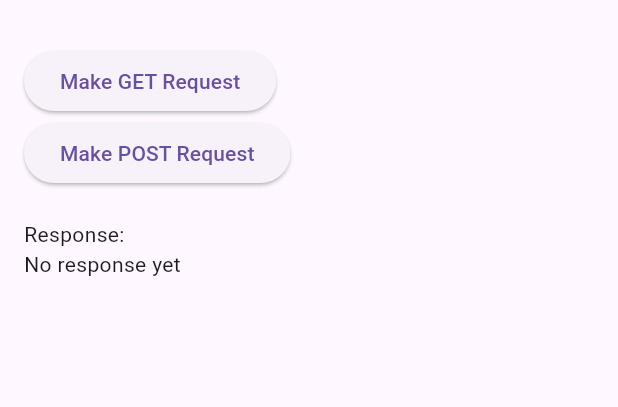
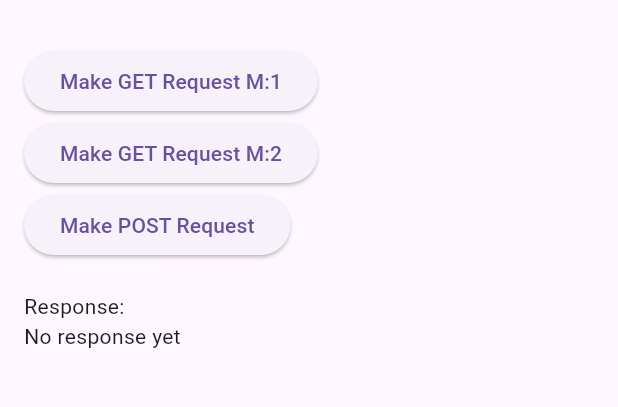
Before and after one commit to coffyee/http_logger, a Flutter app: the screen it shows after launch, after a tap on "Make POST Request", on a phone screen of 412 x 824 dp, the part 63-470 px from its top. Run offline on Flutter 3.47's test engine with Material 3 defaults, Android fonts, the phone set to English and light mode, and no system bars; our stand-ins replace shared_preferences, shelf, shelf_web_socket; network calls fail.

Commit message:
update main.dart and flutter_http_logger.dart

```diff
--- a/example/lib/main.dart
+++ b/example/lib/main.dart
@@ -45,20 +45,50 @@ class _HttpLoggerExampleState extends State<HttpLoggerExample> {
     // Capture start time
     final startTime = DateTime.now();
 
+    // Log the GET request and response before getting response
+    HttpLog.sendLog(
+      id: startTime.millisecondsSinceEpoch,
+      method: "GET",
+      url: url,
+      header: headers,
+    );
+
     // Make the HTTP GET request
     var response = await http.get(Uri.parse(url), headers: headers);
+
+    await Future.delayed(Duration(seconds: 5));
 
     // Capture end time
     final endTime = DateTime.now();
 
-    // Log the GET request and response
+    // Log the GET request and response after getting response from api
     HttpLog.sendLog(
+      id: startTime.millisecondsSinceEpoch,
       method: "GET",
       url: url,
       header: headers,
       statusCode: response.statusCode,
       duration: endTime.difference(startTime).inMilliseconds,
       response: response.body,
+    );
+
+    setState(() {
+      _response = response.body;
+    });
+  }
+
+  // Function to make a simple GET request : Method 2
+  Future<void> _makeGetRequest2() async {
+    var url = 'https://jsonplaceholder.typicode.com/posts/1';
+    var headers = {"Content-Type": "application/json"};
+
+    final response = await HttpLog.run<http.Response>(
+      method: "GET",
+      url: url,
+      header: headers,
+      function: () => http.get(Uri.parse(url), headers: headers),
+      statusCode: (r) => r.statusCode,
+      resBody: (r) => r.body,
     );
 
     setState(() {
@@ -75,6 +105,15 @@ class _HttpLoggerExampleState extends State<HttpLoggerExample> {
     // Capture start time
     final startTime = DateTime.now();
 
+    // Log the POST request and response before getting response
+    HttpLog.sendLog(
+      id: startTime.millisecondsSinceEpoch,
+      method: "POST",
+      url: url,
+      header: headers,
+      request: requestBody,
+    );
+
     // Make the HTTP POST request
     var response = await http.post(
       Uri.parse(url),
@@ -85,8 +124,9 @@ class _HttpLoggerExampleState extends State<HttpLoggerExample> {
     // Capture end time
     final endTime = DateTime.now();
 
-    // Log the POST request and response
+    // Log the POST request and response after getting response from api
     HttpLog.sendLog(
+      id: startTime.millisecondsSinceEpoch,
       method: "POST",
       url: url,
       header: headers,
@@ -117,8 +157,14 @@ class _HttpLoggerExampleState extends State<HttpLoggerExample> {
           children: <Widget>[
             ElevatedButton(
               onPressed: _makeGetRequest,
-              child: const Text('Make GET Request'),
+              child: const Text('Make GET Request M:1'),
             ),
+
+            ElevatedButton(
+              onPressed: _makeGetRequest2,
+              child: const Text('Make GET Request M:2'),
+            ),
+
             ElevatedButton(
               onPressed: _makePostRequest,
               child: const Text('Make POST Request'),
--- a/lib/src/flutter_http_logger.dart
+++ b/lib/src/flutter_http_logger.dart
@@ -38,12 +38,14 @@ class HttpLog {
   static Future<String?> _myIp() async {
     try {
       final interfaces = await NetworkInterface.list(
-          type: InternetAddressType.IPv4, includeLinkLocal: true);
+        type: InternetAddressType.IPv4,
+        includeLinkLocal: true,
+      );
       // Filter for common local network IPs (e.g., 192.168.*, 10.*, 172.*)
       final localIps = interfaces
           .expand((e) => e.addresses)
           .where(
-              (a) => a.address.startsWith('192.') || a.address.startsWith('10.')
+            (a) => a.address.startsWith('192.') || a.address.startsWith('10.'),
             // || a.address.startsWith('172.')
           )
           .map((a) => a.address)
@@ -52,7 +54,8 @@ class HttpLog {
       if (localIps.isNotEmpty) {
         if (localIps.any(((e) => e.startsWith('192.')))) {
           return localIps.firstWhere(
-              ((e) => e.startsWith('192.'))); // Return the first valid local IP
+            ((e) => e.startsWith('192.')),
+          ); // Return the first valid local IP
         } else {
           return localIps.first;
         }
@@ -70,8 +73,11 @@ class HttpLog {
   ///
   /// The [context] parameter is required to show a dialog with the local server URL.
   /// If [isSandbox] is set to `true`, the server will run in sandbox mode.
-  static void startServer(BuildContext context,
-      {final bool isSandbox = true, final String? cusIPForEmu}) async {
+  static void startServer(
+    BuildContext context, {
+    final bool isSandbox = true,
+    final String? cusIPForEmu,
+  }) async {
     _disableLogs = !isSandbox;
 
     if (_disableLogs) return;
@@ -89,16 +95,19 @@ class HttpLog {
       final isRealDevice = _isRealDevice;
 
       if (isRealDevice) {
-        final handler = Cascade()
-            .add(_serveLogs)
-            .add(webSocketHandler((WebSocketChannel webSocket, _) {
+        final handler = Cascade().add(_serveLogs).add(
+          webSocketHandler((WebSocketChannel webSocket, _) {
             _syncController.stream.listen((data) {
               webSocket.sink.add(data);
             });
-        })).handler;
+          }),
+        ).handler;
 
-        final _server =
-            await serve(handler, ipAddress ?? InternetAddress.anyIPv4, 9090);
+        final _server = await serve(
+          handler,
+          ipAddress ?? InternetAddress.anyIPv4,
+          9090,
+        );
 
         // log('HTTP Logger server running on http://${server.address.address}:${server.port}');
         urlCltr.text = "http://${_server.address.address}:${_server.port}/logs";
@@ -120,7 +129,8 @@ class HttpLog {
         context: context,
         builder: (BuildContext context) {
           return IpDialog(urlCltr: urlCltr, isRealDevice: isRealDevice);
-          }).then((_) {
+        },
+      ).then((_) {
         _setEmuDevice(urlCltr, isRealDevice, context);
       });
     } catch (e) {
@@ -132,7 +142,10 @@ class HttpLog {
   // static bool _isEmuConnected = false;
 
   static void _setEmuDevice(
-      TextEditingController urlCltr, bool isRealDevice, BuildContext context) {
+    TextEditingController urlCltr,
+    bool isRealDevice,
+    BuildContext context,
+  ) {
     if (!isRealDevice) {
       try {
         if (!urlCltr.text.trim().endsWith('.')) {
@@ -142,10 +155,12 @@ class HttpLog {
           // _isEmuConnected = true;
         }
       } on SocketException catch (e) {
-        ScaffoldMessenger.of(context).showSnackBar(SnackBar(
+        ScaffoldMessenger.of(context).showSnackBar(
+          SnackBar(
             content: Text('Error: ${e.message}'),
             duration: const Duration(seconds: 3),
-        ));
+          ),
+        );
         _channel = null;
       } catch (e) {
         _channel = null;
@@ -165,14 +180,63 @@ class HttpLog {
   static Response _serveLogs(Request request) {
     // print(request.url.path);
     if (request.url.path == 'logs') {
-      return Response.ok(_generateHtmlContent().codeUnits, headers: {
-        'Content-Type': 'text/html',
-      });
+      return Response.ok(
+        _generateHtmlContent().codeUnits,
+        headers: {'Content-Type': 'text/html'},
+      );
     } else if (request.url.path == 'clear_logs' && request.method == 'POST') {
       clearLogs();
       return Response.ok('Logs cleared successfully');
     }
     return Response.notFound('Not found');
+  }
+
+  static Future<T> run<T>({
+    required String method,
+    required String url,
+    Map<String, String>? header,
+    Object? request,
+    required Future<T> Function() function,
+    int Function(T r)? statusCode,
+    String? Function(T r)? resBody,
+  }) async {
+    final startTime = DateTime.now();
+    final id = startTime.millisecondsSinceEpoch;
+
+    // Log request
+    sendLog(id: id, method: method, url: url, header: header, request: request);
+
+    try {
+      final response = await function();
+      final endTime = DateTime.now();
+
+      sendLog(
+        id: id,
+        method: method,
+        url: url,
+        header: header,
+        request: request,
+        statusCode: statusCode?.call(response),
+        duration: endTime.difference(startTime).inMilliseconds,
+        response: resBody?.call(response),
+      );
+
+      return response;
+    } catch (e) {
+      final endTime = DateTime.now();
+
+      sendLog(
+        id: id,
+        method: method,
+        url: url,
+        header: header,
+        request: request,
+        duration: endTime.difference(startTime).inMilliseconds,
+        response: e.toString(),
+      );
+
+      rethrow;
+    }
   }
 
   /// Logs HTTP request and response details.
@@ -181,6 +245,7 @@ class HttpLog {
   /// target URL for the request. Optionally, you can provide [header], [request]
   /// payload, [statusCode], [duration] and [response].
   static void sendLog({
+    required int id,
     required String method,
     required String url,
     Map<String, String>? header,
@@ -222,16 +287,29 @@ class HttpLog {
       'url': url,
       'header': header,
       'request': request0,
-      'status': statusCode,
-      'duration': duration,
+      'status': statusCode ?? 'pending',
+      'duration': duration ?? 'pending ',
       'response': response0,
     };
 
     if (_channel != null && !_isRealDevice) {
       _channel!.sink.add(json.encode(log));
     } else {
-      _syncController.add(json.encode(log));
-      _logs.add(log);
+      _syncController.add(
+        json.encode({
+          'type': 'update',
+          'log': {'id': id, ...log},
+        }),
+      );
+      final index = _logs.indexWhere((e) => e['id'] == id);
+
+      if (index != -1) {
+        // ✅ Update existing log
+        _logs[index] = {..._logs[index], ...log};
+      } else {
+        // ✅ Create new log (first call)
+        _logs.add({'id': id, ...log});
+      }
     }
   }
 
@@ -409,7 +487,29 @@ class HttpLog {
 
         socket.onmessage = async (event) => {
             const data = JSON.parse(event.data);
-            logs.unshift(data);
+            const index = logs.findIndex(l => l.id === data.log.id);
+
+             if (index !== -1) {
+        // ✅ update existing log
+        logs[index] = data.log;
+        if(logs.length - selectedLogIndex === index)
+        {
+         displayDetails(logs.length - selectedLogIndex);
+         }
+
+          // ✅ update right panel if this log is selected
+
+
+
+    } else {
+        // ✅ insert new log
+        logs.unshift(data.log);
+
+    }
+
+
+
+
             updateURLList();
             console.log("Log data added:", logs);
         };
@@ -426,8 +526,12 @@ class HttpLog {
                     displayDetails(index);
                 };
 
-                if (log.status !== 200) {
+                if (log.status === 'pending') {
+    listItem.style.color = '#ff9c07';
+} else if (log.status !== 200) {
     listItem.style.color = 'red';
+} else {
+    listItem.style.color = 'black';
 }
 
                 if (index === logs.length - selectedLogIndex) {
```
Lines whose indentation alone changed are shown as unchanged.
